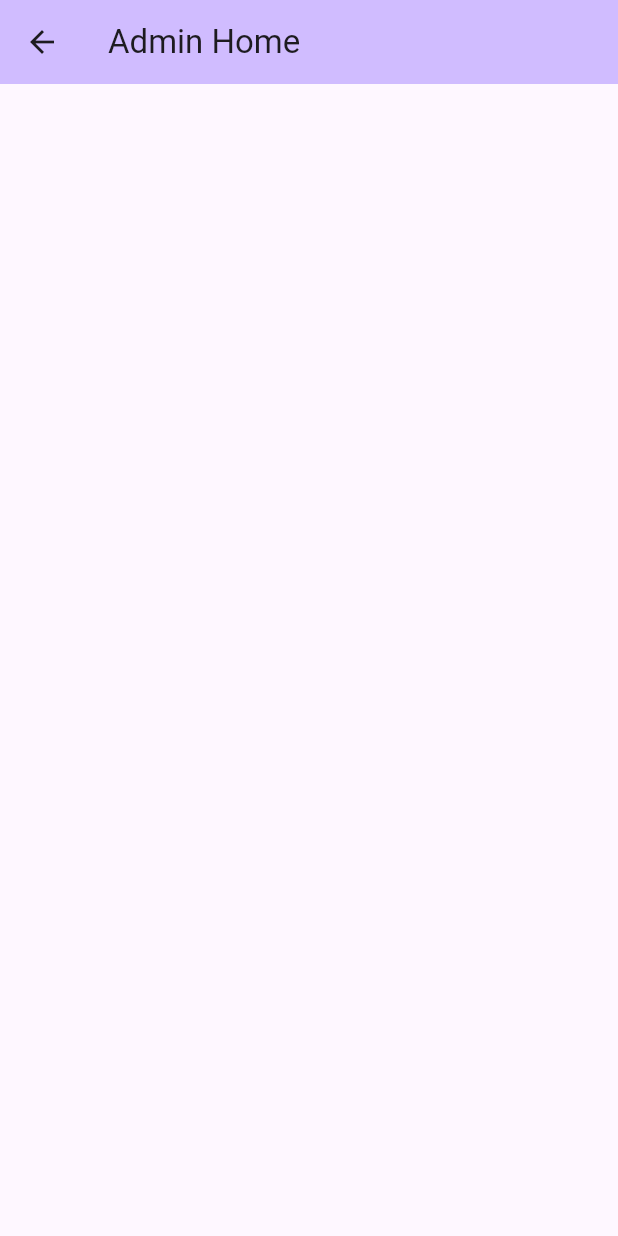
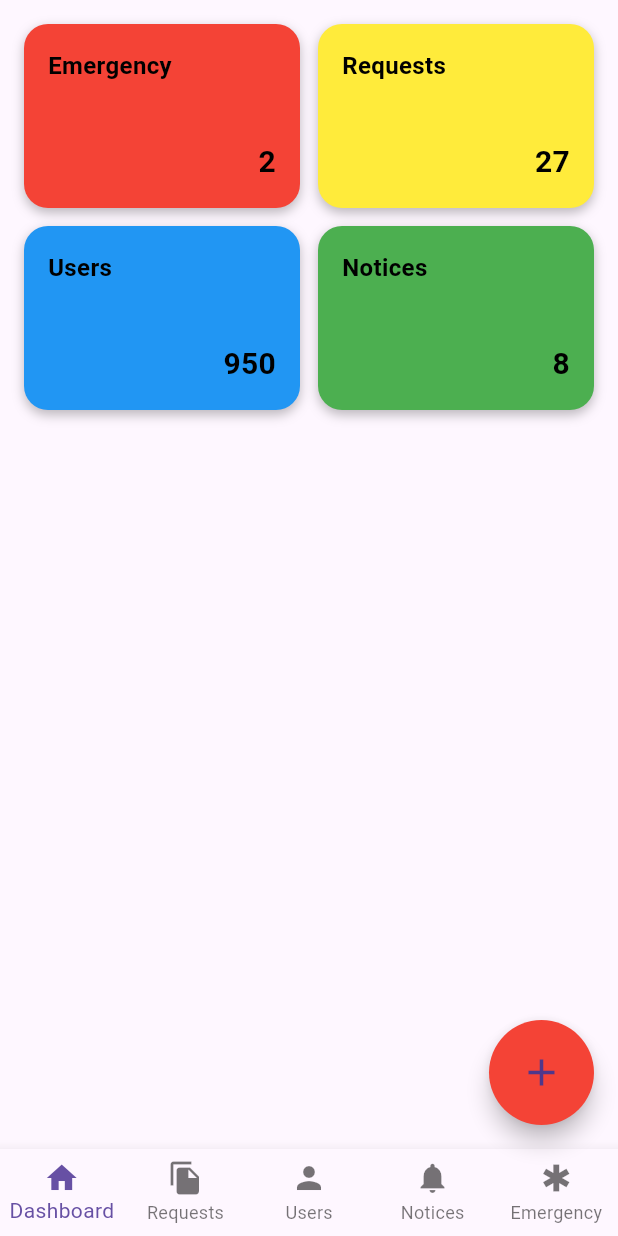
Before and after one commit to Jiazheng23/JiranMu-CommunityApp, a Flutter app: the screen it shows after launch, after a tap on "Login", on a phone screen of 412 x 824 dp. Run offline on Flutter 3.47's test engine with Material 3 defaults, Android fonts, the phone set to English and light mode, and no system bars; our stand-ins replace supabase_flutter; accounts and stored records are empty.

Commit message:
SOS not finish yet

```diff
--- /dev/null
+++ b/lib/admin_Dashboard.dart
@@ -0,0 +1,199 @@
+import 'dart:async';
+import 'package:flutter/material.dart';
+import 'dashboard_page.dart';
+import 'admin_emergency_page.dart';
+
+
+class AdminDashboard extends StatefulWidget {
+  const AdminDashboard({super.key});
+
+  @override
+  State<AdminDashboard> createState() => _AdminDashboardState();
+}
+
+class _AdminDashboardState extends State<AdminDashboard> {
+  int selectedIndex = 0;
+
+  bool isWaiting = false;
+  bool isEmergency = false;
+  Timer? _timer;
+  int countdown = 10;
+
+  final List<Widget> pages = [
+    DashboardPage(),
+    Center(child: Text("Requests")),
+    Center(child: Text("Users")),
+    Center(child: Text("Notices")),
+    AdminEmergencyPage(profile: const {}),
+  ];
+
+  void resetState() {
+    _timer?.cancel();
+    setState(() {
+      isWaiting = false;
+      isEmergency = false;
+      countdown = 10;
+    });
+  }
+  void handleEmergency() {
+    if (isEmergency) {
+      resetState();
+      return;
+    }
+    if (!isWaiting) {
+      setState(() {
+        isWaiting = true;
+        countdown = 10;
+      });
+      StateSetter? dialogSetState;
+
+      _timer = Timer.periodic(const Duration(seconds: 1), (t) {
+        if (countdown > 1) {
+          if (mounted) {
+            setState(() {
+              countdown--;
+            });
+          }
+          if (dialogSetState != null) {
+            dialogSetState!(() {});
+          }
+        } else {
+          t.cancel();
+            setState(() {
+              isWaiting = false;
+              isEmergency = true; // 进入紧急状态
+            });
+            if (mounted) {
+              Navigator.of(context, rootNavigator: true).pop(); // 关闭弹窗
+            }
+        }
+      });
+
+      // 2. 显示弹窗
+      showDialog(
+        context: context,
+        barrierDismissible: false,
+        builder: (context) {
+          return AlertDialog(
+            shape: RoundedRectangleBorder(borderRadius: BorderRadius.circular(20)),
+            content: StatefulBuilder( // 使用 StatefulBuilder 包裹弹窗内容
+              builder: (context, setStepState) {
+                // 把内部刷新函数赋给外部变量
+                dialogSetState = setStepState;
+
+                return Column(
+                  mainAxisSize: MainAxisSize.min,
+                  children: [
+                    const Icon(Icons.warning_amber_rounded, color: Colors.orange, size: 70),
+                    const SizedBox(height: 20),
+                    const Text("Confirm sending emergency notification?", style: TextStyle(fontWeight: FontWeight.bold, fontSize: 18)),
+                    const SizedBox(height: 25),
+
+                    // 倒计时进度圆圈
+                    Stack(
+                      alignment: Alignment.center,
+                      children: [
+                        SizedBox(
+                          width: 80,
+                          height: 80,
+                          child: CircularProgressIndicator(
+                            value: countdown / 10, // 进度条根据秒数变化
+                            strokeWidth: 6,
+                            backgroundColor: Colors.grey.shade200,
+                            valueColor: const AlwaysStoppedAnimation<Color>(Colors.orange),
+                          ),
+                        ),
+                        Text(
+                          "$countdown",
+                          style: const TextStyle(fontSize: 32, fontWeight: FontWeight.bold),
+                        ),
+                      ],
+                    ),
+
+                    const SizedBox(height: 30),
+                    SizedBox(
+                      width: double.infinity,
+                      child: OutlinedButton(
+                        onPressed: () {
+                          resetState(); // 取消计时并重置
+                          Navigator.pop(context);
+                        },
+                        child: const Text("Cancel Emergency"),
+                      ),
+                    )
+                  ],
+                );
+              },
+            ),
+          );
+        },
+      );
+    }
+  }
+
+  @override
+  Widget build(BuildContext context) {
+    return Scaffold(
+      body: pages[selectedIndex],
+
+      floatingActionButton: SizedBox(
+        width: 70,
+        height: 70,
+        child: FloatingActionButton(
+          onPressed: handleEmergency,
+
+          backgroundColor: isEmergency
+              ? Colors.red
+              : (isWaiting ? Colors.orange : Colors.red),
+          shape: RoundedRectangleBorder(
+            borderRadius: BorderRadius.circular(60),
+          ),
+          child: Icon(
+            isEmergency
+                ? Icons.warning
+                : (isWaiting ? Icons.access_time : Icons.add),
+            size: 30,
+          ),
+        ),
+      ),
+
+      floatingActionButtonLocation:
+      FloatingActionButtonLocation.endFloat,
+
+      bottomNavigationBar: BottomNavigationBar(
+        currentIndex: selectedIndex,
+
+        onTap: (index) {
+          setState(() {
+            selectedIndex = index;
+          });
+        },
+
+        type: BottomNavigationBarType.fixed,
+
+        items: const [
+          BottomNavigationBarItem(icon: Icon(Icons.home), label: "Dashboard"),
+          BottomNavigationBarItem(
+            icon: Icon(Icons.file_copy),
+            label: "Requests",
+          ),
+          BottomNavigationBarItem(icon: Icon(Icons.person), label: "Users"),
+          BottomNavigationBarItem(
+            icon: Icon(Icons.notifications),
+            label: "Notices",
+          ),
+          BottomNavigationBarItem(
+            icon: Icon(Icons.emergency),
+            label: "Emergency",
+          ),
+        ],
+      ),
+    );
+  }
+
+  @override
+  void dispose() {
+    _timer?.cancel();
+    super.dispose();
+  }
+}
--- /dev/null
+++ b/lib/dashboard_page.dart
@@ -0,0 +1,75 @@
+import 'package:flutter/material.dart';
+
+class DashboardPage extends StatelessWidget{
+  const DashboardPage({super.key});
+
+  Widget buildCard(String title, String value, Color color) {
+    return Container(
+      padding: const EdgeInsets.all(16),
+      decoration: BoxDecoration(
+        color: color,
+        borderRadius: BorderRadius.circular(16),
+        boxShadow: const [
+          BoxShadow(
+            color: Colors.black26,
+            blurRadius: 6,
+            offset: Offset(0, 3),
+          )
+        ],
+      ),
+      child: Column(
+        crossAxisAlignment: CrossAxisAlignment.start,
+        mainAxisAlignment: MainAxisAlignment.spaceBetween,
+        children: [
+          // 标题
+          Text(
+            title,
+            style: const TextStyle(
+              fontSize: 16,
+              fontWeight: FontWeight.bold,
+              color: Colors.black,
+            ),
+          ),
+
+          // 数字（右下角）
+          Align(
+            alignment: Alignment.bottomRight,
+            child: Text(
+              value,
+              style: const TextStyle(
+                fontSize: 20,
+                fontWeight: FontWeight.bold,
+                color: Colors.black,
+              ),
+            ),
+          ),
+        ],
+      ),
+    );
+  }
+
+  @override
+  Widget build(BuildContext context) {
+    return SingleChildScrollView(
+        padding: EdgeInsets.all(16),
+        child: Column(
+          children: [
+            GridView.count(
+              crossAxisCount: 2,
+              crossAxisSpacing: 12,
+              mainAxisSpacing: 12,
+              childAspectRatio: 1.5,
+              shrinkWrap: true,
+              physics: NeverScrollableScrollPhysics(),
+              children: [
+                buildCard("Emergency", "2", Colors.red),
+                buildCard("Requests", "27", Colors.yellow),
+                buildCard("Users", "950", Colors.blue),
+                buildCard("Notices", "8", Colors.green),
+              ],
+            ),
+          ],
+        ),
+    );
+  }
+}
--- a/lib/login_page.dart
+++ b/lib/login_page.dart
@@ -1,7 +1,7 @@
 import 'package:assignment/main.dart';
 import 'package:flutter/material.dart';
 import 'package:supabase_flutter/supabase_flutter.dart';
-import 'home_page.dart';
+import 'admin_Dashboard.dart';
 
 class LoginPage extends StatefulWidget {
   @override
@@ -31,7 +31,7 @@ class _LoginPageState extends State<LoginPage> {
         children: [
           TextField(
             controller: usernameController,
-            decoration: InputDecoration(labelText: "Resident ID"),
+            decoration: InputDecoration(labelText: "ID"),
           ),
           TextField(
             controller: passwordController,
@@ -56,7 +56,7 @@ class _LoginPageState extends State<LoginPage> {
                 Navigator.push(
                   context,
                   MaterialPageRoute(
-                    builder: (context) => MyHomePage(title: "Admin Home"),
+                    builder: (context) => AdminDashboard(),
                   ),
                 );
                 return;
```
Also changed, not shown: lib/admin_emergency_page.dart (added, +199 -0 lines), lib/emergency_form.dart (added, +76 -0 lines).
